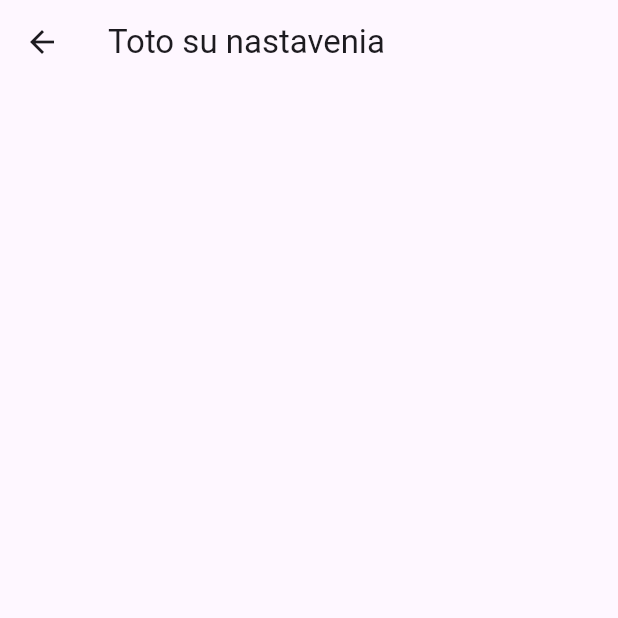
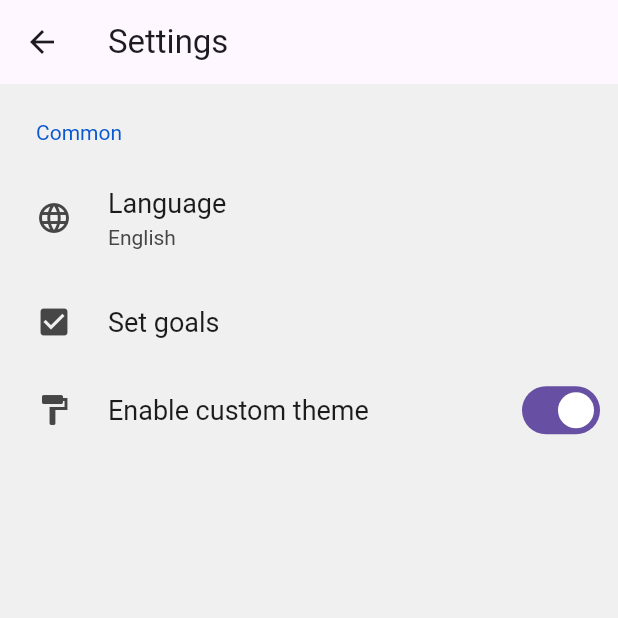
Before and after one commit to BranislavFech/myApp, a Flutter app: the SettingsPage screen opened directly, on a phone screen of 412 x 824 dp, the top half of it. Run offline on Flutter 3.47's test engine with Material 3 defaults, Android fonts, the phone set to English and light mode, and no system bars; drawn by our look-alikes of settings_ui; our stand-ins replace sqflite, table_calendar; accounts and stored records are empty.

Commit message:
feat(settings_page): added set_your_goals to settings with list of categories

```diff
--- a/lib/main.dart
+++ b/lib/main.dart
@@ -7,7 +7,7 @@ import 'sections/calendar_section.dart';
 import 'sections/timer_section.dart';
 import 'sections/stopwatch_section.dart';
 import 'sections/teeth_section.dart';
-import 'package:myapp/settings_page.dart';
+import 'package:myapp/settings/settings_page.dart';
 
 void main() async {
   WidgetsFlutterBinding.ensureInitialized();
--- /dev/null
+++ b/lib/settings/settings_page.dart
@@ -0,0 +1,48 @@
+import 'package:flutter/material.dart';
+import 'package:myapp/settings/goals_set_page.dart';
+import 'package:settings_ui/settings_ui.dart';
+
+class SettingsPage extends StatefulWidget {
+  const SettingsPage({super.key});
+
+  @override
+  State<SettingsPage> createState() => _SettingsPageState();
+}
+
+class _SettingsPageState extends State<SettingsPage> {
+  @override
+  Widget build(BuildContext Context) {
+    return Scaffold(
+      appBar: AppBar(title: const Text("Settings")),
+      body: SettingsList(
+        sections: [
+          SettingsSection(
+            title: Text('Common'),
+            tiles: <SettingsTile>[
+              SettingsTile.navigation(
+                leading: Icon(Icons.language),
+                title: Text('Language'),
+                value: Text('English'),
+              ),
+              SettingsTile.navigation(
+                leading: Icon(Icons.check_box),
+                title: Text('Set goals'),
+                onPressed: (context) {
+                  Navigator.push(
+                      context,
+                      MaterialPageRoute(builder: (context) => GoalsSetPage()),
+                    );
+                },),
+              SettingsTile.switchTile(
+                onToggle: (value) {},
+                initialValue: true,
+                leading: Icon(Icons.format_paint),
+                title: Text('Enable custom theme'),
+              ),
+            ],
+          ),
+        ],
+      ),
+    );
+  }
+}
--- a/lib/settings_page.dart
+++ /dev/null
@@ -1,15 +0,0 @@
-import 'package:flutter/material.dart';
-
-class SettingsPage extends StatefulWidget {
-  const SettingsPage({super.key});
-
-  @override
-  State<SettingsPage> createState() => _SettingsPageState();
-}
-
-class _SettingsPageState extends State<SettingsPage> {
-  @override
-  Widget build(BuildContext Context) {
-    return Scaffold(appBar: AppBar(title: const Text("Toto su nastavenia")));
-  }
-}
--- a/pubspec.yaml
+++ b/pubspec.yaml
@@ -32,6 +32,8 @@ dependencies:
     sdk: flutter
   table_calendar: ^3.2.0
   intl: ^0.20.2  # alebo najnovšiu dostupnú verziu
+  settings_ui: ^2.0.2
+
 
 
   # The following adds the Cupertino Icons font to your application.
```
Also changed, not shown: lib/settings/goals_set_page.dart (added, +71 -0 lines), pubspec.lock.
